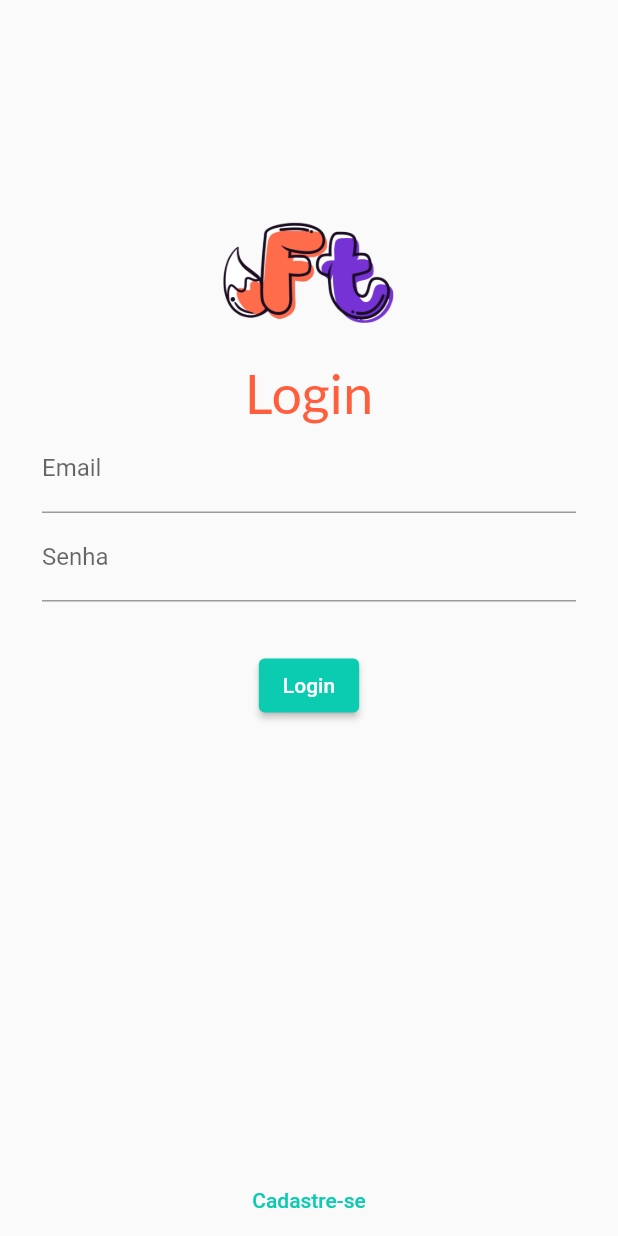
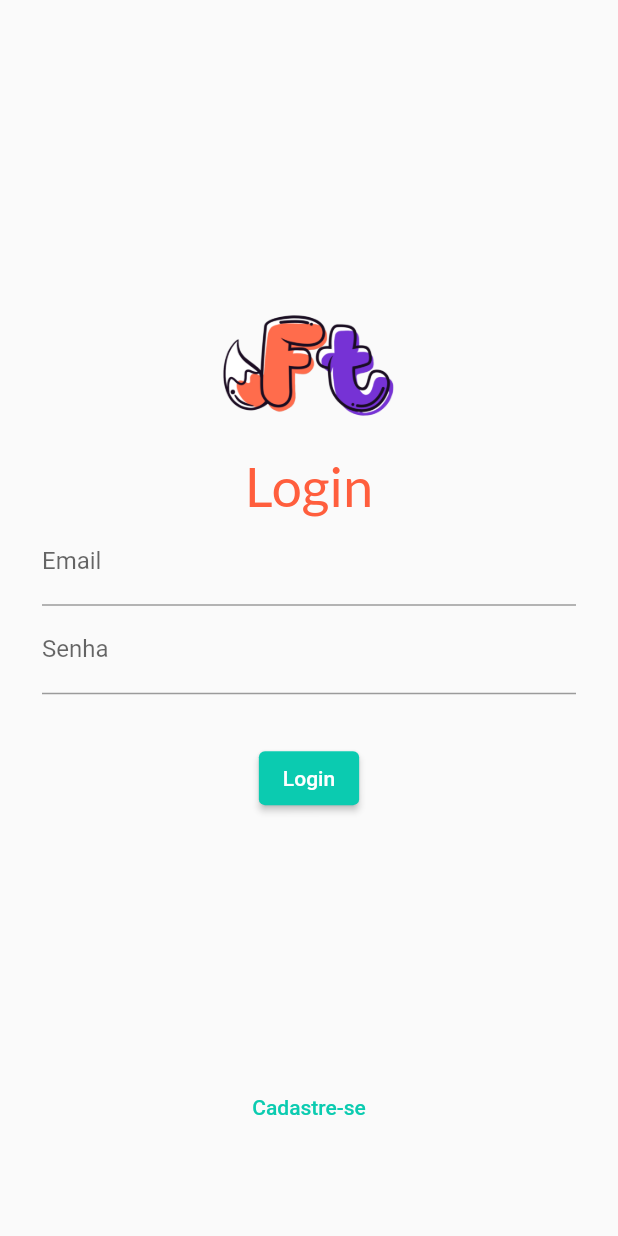
Before and after one commit to CammyFerreira/Projeto_Flutter, a Flutter app: the screen it shows after launch, on a phone screen of 412 x 824 dp. Run offline on Flutter 3.47's test engine with Material 2 defaults, Android fonts, the phone set to English and light mode, and no system bars; our stand-ins replace email_validator, google_fonts.

Commit message:
tratando o overflow

```diff
--- a/projeto_flutter/lib/views/login.dart
+++ b/projeto_flutter/lib/views/login.dart
@@ -98,7 +98,8 @@ class LoginView extends StatelessWidget {
                 ),
               ),
               const Spacer(),
-              TextButton(
+              Flexible(
+                child: TextButton(
                   style: TextButton.styleFrom(
                     foregroundColor: const Color.fromARGB(255, 11, 203, 176),
                   ),
@@ -109,6 +110,7 @@ class LoginView extends StatelessWidget {
                     'Cadastre-se',
                   ),
                 ),
+              ),
             ],
           ),
         ),
```
Lines whose indentation alone changed are shown as unchanged.
